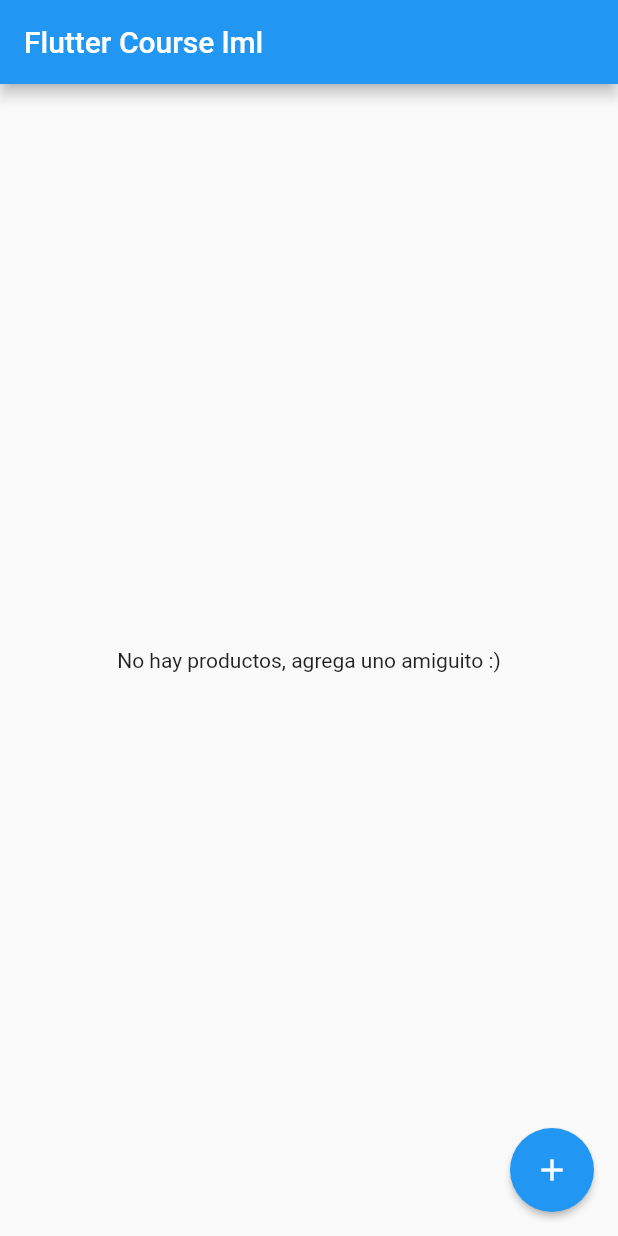
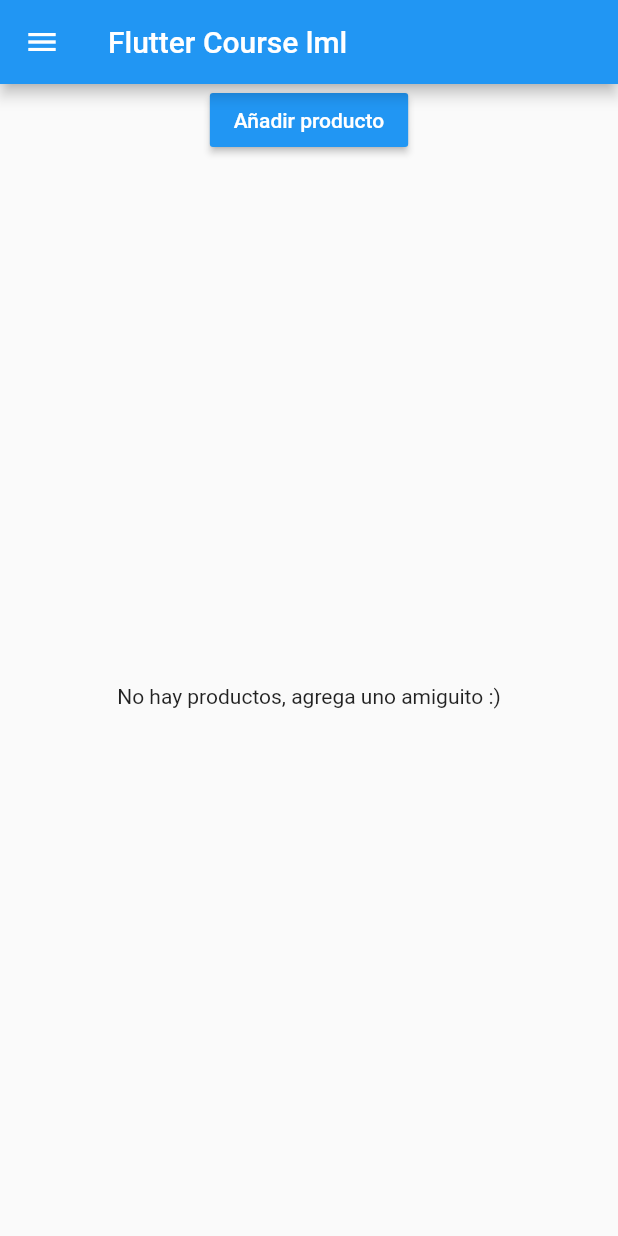
Before and after one commit to dmarquina/flutter_course, a Flutter app: the screen it shows after launch, on a phone screen of 412 x 824 dp. Run offline on Flutter 3.47's test engine with Material 2 defaults, Android fonts, the phone set to English and light mode, and no system bars.

```diff
--- a/lib/main.dart
+++ b/lib/main.dart
@@ -1,24 +1,65 @@
 import 'package:flutter/material.dart';
-import 'package:flutter_course/pages/home.dart';
-import './product_manager.dart';
-
+import 'package:flutter_course/pages/product.dart';
+import 'package:flutter_course/pages/products.dart';
+import 'package:flutter_course/pages/products_admin.dart';
 
 void main() {
 //  debugPaintSizeEnabled = true;
   runApp(MyApp());
 }
 
-class MyApp extends StatelessWidget {
-  final Widget productManager = ProductManager();
+class MyApp extends StatefulWidget {
+
+  @override
+  State<StatefulWidget> createState() {
+    return _MyAppState();
+  }
+}
+
+class _MyAppState extends State<MyApp> {
+  List<Map<String,String>>_products = [];
+
+  void _addProduct(Map<String,String> product) {
+    setState(() {
+      _products.add(product);
+    });
+  }
+
+  void _deleteProduct(int index) {
+    setState(() {
+      _products.removeAt(index);
+    });
+  }
 
   @override
   Widget build(BuildContext context) {
     return MaterialApp(
-      title: 'Flutter Demo',
-      theme: ThemeData(
-        primarySwatch: Colors.blue,
-      ),
-      home: HomePage(),
+        title: 'Flutter baby',
+        theme: ThemeData(
+          primarySwatch: Colors.blue,
+        ),
+//      home: AuthPage(),
+        routes: {
+          '/': (BuildContext context) => ProductsPage(_products, _addProduct, _deleteProduct),
+          '/admin': (BuildContext context) => ProductsAdminPage(),
+        },
+        onGenerateRoute: (RouteSettings settings) {
+          final List<String> pathElements = settings.name.split('/');
+          if (pathElements[0] != '') {
+            return null;
+          }
+          if (pathElements[1] == 'product') {
+            final int index = int.parse(pathElements[2]);
+            return MaterialPageRoute<bool>(
+                builder: (BuildContext context) =>
+                    ProductPage(
+                        _products[index]['title'],
+                        _products[index]['image']));
+          }
+          return null;
+        }
     );
   }
+
+
 }
--- a/lib/pages/home.dart
+++ /dev/null
@@ -1,18 +0,0 @@
-import 'package:flutter/material.dart';
-import '../product_manager.dart';
-import '../product_control.dart';
-
-
-class HomePage extends StatelessWidget {
-  final Widget productManager = ProductManager();
-  @override
-  Widget build(BuildContext context) {
-    return Scaffold(
-      appBar: AppBar(
-        title: Text('Flutter Course lml'),
-      ),
-      body: productManager,
-      floatingActionButton: ProductControl(productManager),
-    );
-  }
-}
--- /dev/null
+++ b/lib/pages/products.dart
@@ -0,0 +1,35 @@
+import 'package:flutter/material.dart';
+
+import '../product_manager.dart';
+
+class ProductsPage extends StatelessWidget {
+  final List<Map<String,String>> products;
+  final Function addProduct;
+  final Function deleteProduct;
+
+  ProductsPage(this.products, this.addProduct, this.deleteProduct);
+
+  @override
+  Widget build(BuildContext context) {
+    return Scaffold(
+        drawer: Drawer(
+          child: Column(
+            children: <Widget>[
+              AppBar(
+                title: Text('Elige mrd'),
+                automaticallyImplyLeading: false,
+              ),
+              ListTile(
+                title: Text('Administrar productos'),
+                onTap: () => Navigator.pushReplacementNamed(context, '/admin'),
+              )
+            ],
+          ),
+        ),
+        appBar: AppBar(
+          title: Text('Flutter Course lml'),
+        ),
+        body: ProductManager(products, addProduct,deleteProduct),
+      );
+  }
+}
--- a/lib/product_control.dart
+++ b/lib/product_control.dart
@@ -1,19 +1,19 @@
 import 'package:flutter/material.dart';
-import 'package:flutter_course/product_manager.dart';
 
 class ProductControl extends StatelessWidget {
-  final ProductManager productManager;
+  final Function addProducts;
 
-  ProductControl(this.productManager);
+  ProductControl(this.addProducts);
 
   @override
   Widget build(BuildContext context) {
-    return FloatingActionButton(
+    return RaisedButton(
+      child: Text('Añadir producto'),
+      color: Theme.of(context).primaryColor,
+      textColor: Colors.white,
       onPressed: () {
-        productManager
-            .addProducts({'title': 'Chocolate', 'image': 'assets/food.jpg'});
+        addProducts({'title': 'Chocolate', 'image': 'assets/food.jpg'});
       },
-      child: Icon(Icons.add),
       elevation: 2.0,
     );
   }
--- a/lib/product_manager.dart
+++ b/lib/product_manager.dart
@@ -1,39 +1,20 @@
 import 'package:flutter/material.dart';
+import 'package:flutter_course/product_control.dart';
 import './products.dart';
 
-class ProductManager extends StatefulWidget {
-  final Map<String,String> startingProducts;
-  Function addProducts;
+class ProductManager extends StatelessWidget {
+  final List<Map<String, String>> products;
+  final Function addProduct;
+  final Function deleteProduct;
 
-  ProductManager({this.startingProducts, this.addProducts});
-
-  @override
-  _ProductManagerState createState() => _ProductManagerState();
-}
-
-class _ProductManagerState extends State<ProductManager> {
-  List<Map<String,String>> _products = [];
-
-  @override
-  void initState() {
-    super.initState();
-    widget.addProducts = _addProducts;
-    if(widget.startingProducts != null){
-      _products.add(widget.startingProducts);
-    }
-  }
-
-  void _addProducts(Map<String,String> product) {
-    setState(() {
-      _products.add(product);
-    });
-  }
+  ProductManager(this.products, this.addProduct, this.deleteProduct);
 
   @override
   Widget build(BuildContext context) {
     return Column(
       children: <Widget>[
-        Expanded(child: Products(_products)),
+        ProductControl(addProduct),
+        Expanded(child: Products(products, deleteProduct: deleteProduct)),
       ],
     );
   }
```
Also changed, not shown: lib/pages/auth.dart (added, +19 -0 lines), lib/pages/product.dart (+10 -3 lines), lib/pages/product_create.dart (added, +9 -0 lines), lib/pages/product_list.dart (added, +8 -0 lines), lib/pages/products_admin.dart (added, +38 -0 lines), lib/products.dart (+9 -8 lines).
